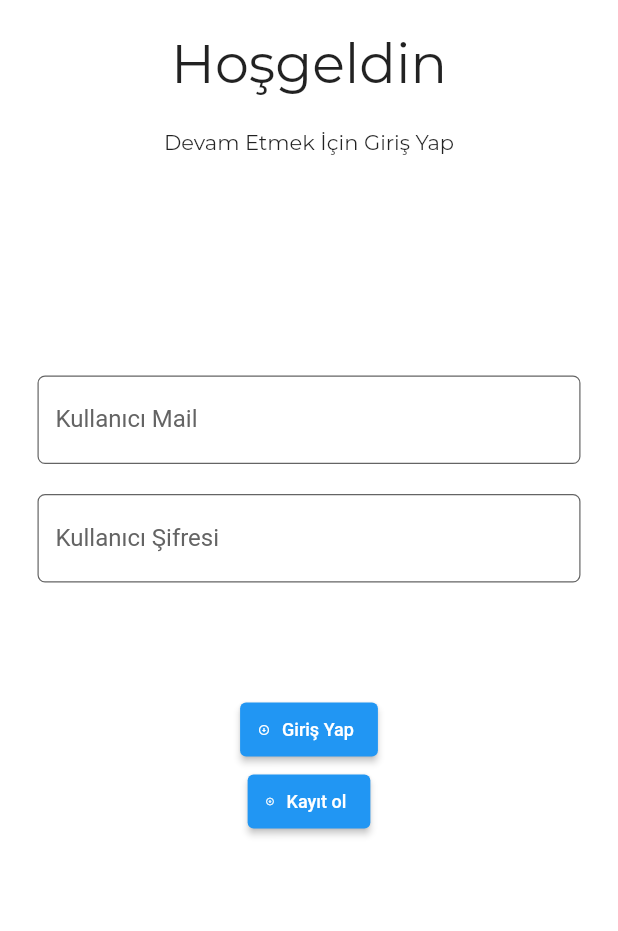
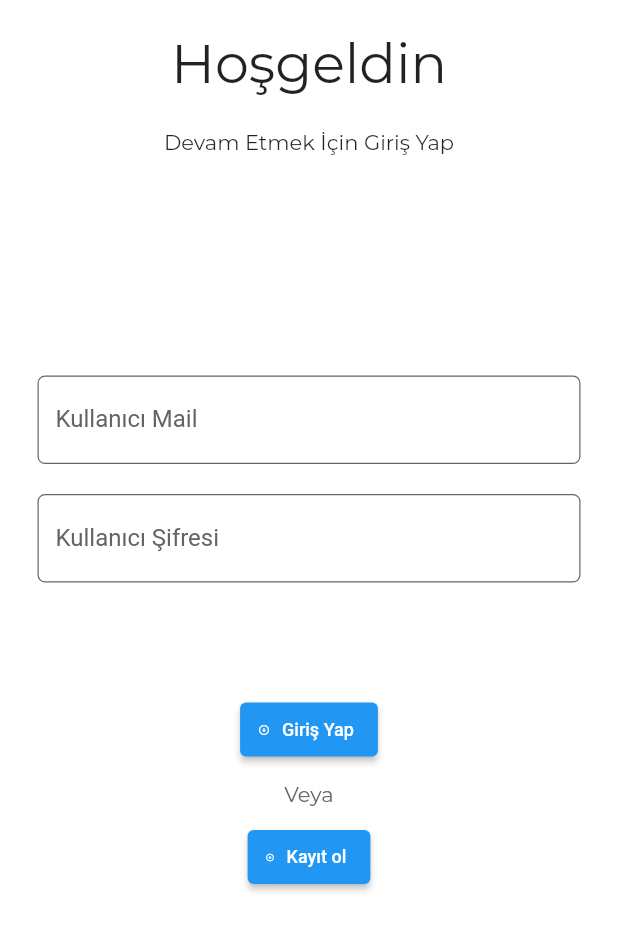
Before and after one commit to behemehal/GEE, a Flutter app: the screen it shows after launch, after a tap on "Login Sayfasına Git", on a phone screen of 412 x 824 dp. Shown: the top 931 px of the screen. Run offline on Flutter 3.47's test engine with Material 2 defaults, Android fonts, the phone set to English and light mode, and no system bars; our stand-ins replace shared_preferences.

Commit message:
Login or

```diff
--- a/lib/pages/login.dart
+++ b/lib/pages/login.dart
@@ -96,6 +96,16 @@ class LoginPageState extends State<LoginPage> {
                   icon: Icon(Icons.arrow_circle_down, size: 8),
                   label: Text("Giriş Yap", style: TextStyle(fontSize: 12.0, color: Colors.white)),
                 ),
+                Padding(
+                  padding: EdgeInsets.only(top: 10, bottom: 10),
+                  child: Text(
+                    "Veya",
+                    style: TextStyle(
+                      fontFamily: "Montserrat",
+                      color: Color.fromRGBO(100, 100, 100, 1),
+                    ),
+                  ),
+                ),
                 ElevatedButton.icon(
                   onPressed: () {
                     Navigator.push(
```
